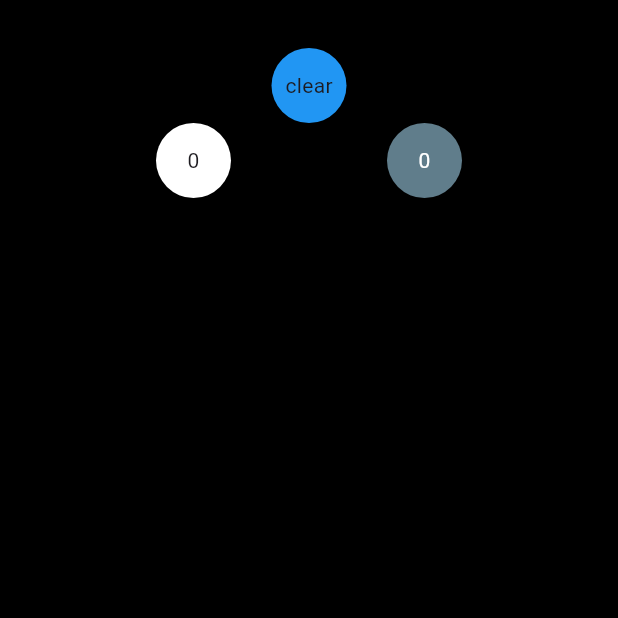
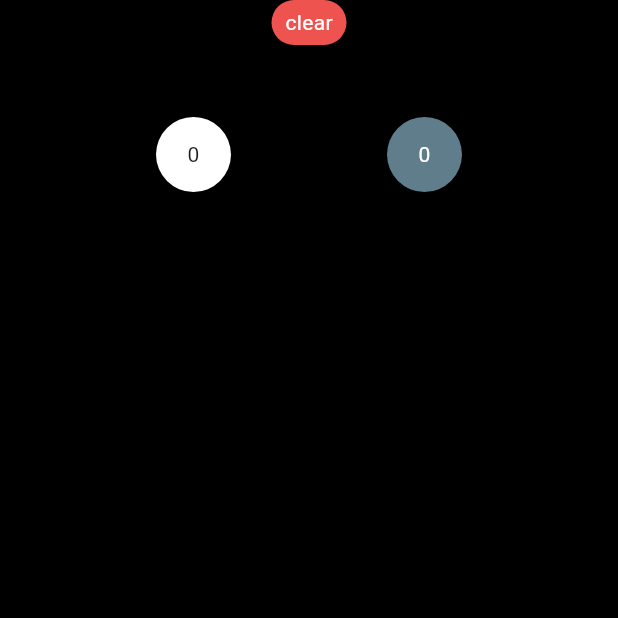
Before and after one commit to imakerealsimpleapps/score_keeper_wearos, a Flutter app: the ActiveWatchFace screen opened directly, on a phone screen of 412 x 824 dp, the top half of it. Run offline on Flutter 3.47's test engine with Material 3 defaults, Android fonts, the phone set to English and light mode, and no system bars; our stand-ins replace shared_preferences; missing offline and left inert: wear_plus; accounts and stored records are empty.

Commit message:
Move the Clear button to the top to avoid mistake press. Also change shape of clear button, make it red with white text to indicate that it is a negative action.

```diff
--- a/lib/main.dart
+++ b/lib/main.dart
@@ -157,16 +157,23 @@ class _ActiveWatchFaceState extends State<ActiveWatchFace> {
         body: Center(
           child: Column(
             crossAxisAlignment: CrossAxisAlignment.center,
+            spacing: 48.0,
             children: [
-              const SizedBox(
+              /*const SizedBox(
                 height: 32.0,
-              ),
+              ),*/
               RoundButton(
-                color: Colors.blue,
+                shape: RoundButtonShape.rectangle,
+                color: Colors.red[400],
                 onPressed: () {
                   _clearScores();
                 },
-                child: const Text('clear'),
+                child: const Text(
+                  'clear',
+                  style: TextStyle(
+                    color: Colors.white,
+                  ),
+                ),
               ),
               Row(
                 mainAxisAlignment: MainAxisAlignment.spaceEvenly,
--- a/lib/widgets/round_button.dart
+++ b/lib/widgets/round_button.dart
@@ -1,4 +1,9 @@
 import 'package:flutter/material.dart';
+
+enum RoundButtonShape {
+  circle,
+  rectangle,
+}
 
 class RoundButton extends StatelessWidget {
   const RoundButton(
@@ -6,26 +11,34 @@ class RoundButton extends StatelessWidget {
       this.onPressed,
       this.onLongPressed,
       this.child,
-      this.color = Colors.blue});
+      this.color = Colors.blue,
+      this.shape = RoundButtonShape.circle});
 
   final VoidCallback? onPressed;
   final VoidCallback? onLongPressed;
   final Widget? child;
   final Color? color;
+  final RoundButtonShape? shape;
 
   @override
   Widget build(BuildContext context) {
+    double height = 50;
+    double radius = 100;
+    if (shape == RoundButtonShape.rectangle) {
+      height = 30;
+      radius = 50;
+    }
     return GestureDetector(
       onTap: onPressed,
       onDoubleTap: onLongPressed,
       onForcePressEnd: (details) => onLongPressed,
       child: Container(
         width: 50,
-        height: 50,
+        height: height,
         decoration: BoxDecoration(
           color: color,
-          borderRadius: const BorderRadius.all(
-            Radius.circular(100),
+          borderRadius: BorderRadius.all(
+            Radius.circular(radius),
           ),
         ),
         child: Align(alignment: Alignment.center, child: child),
```
